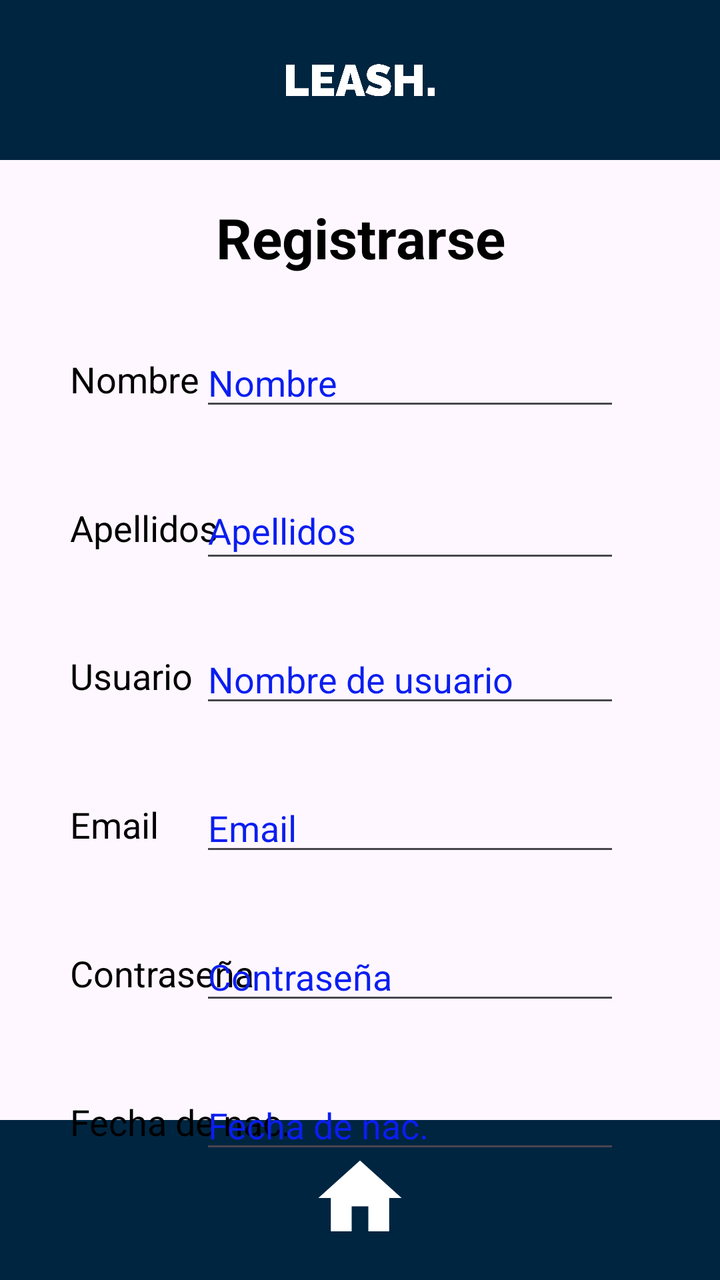
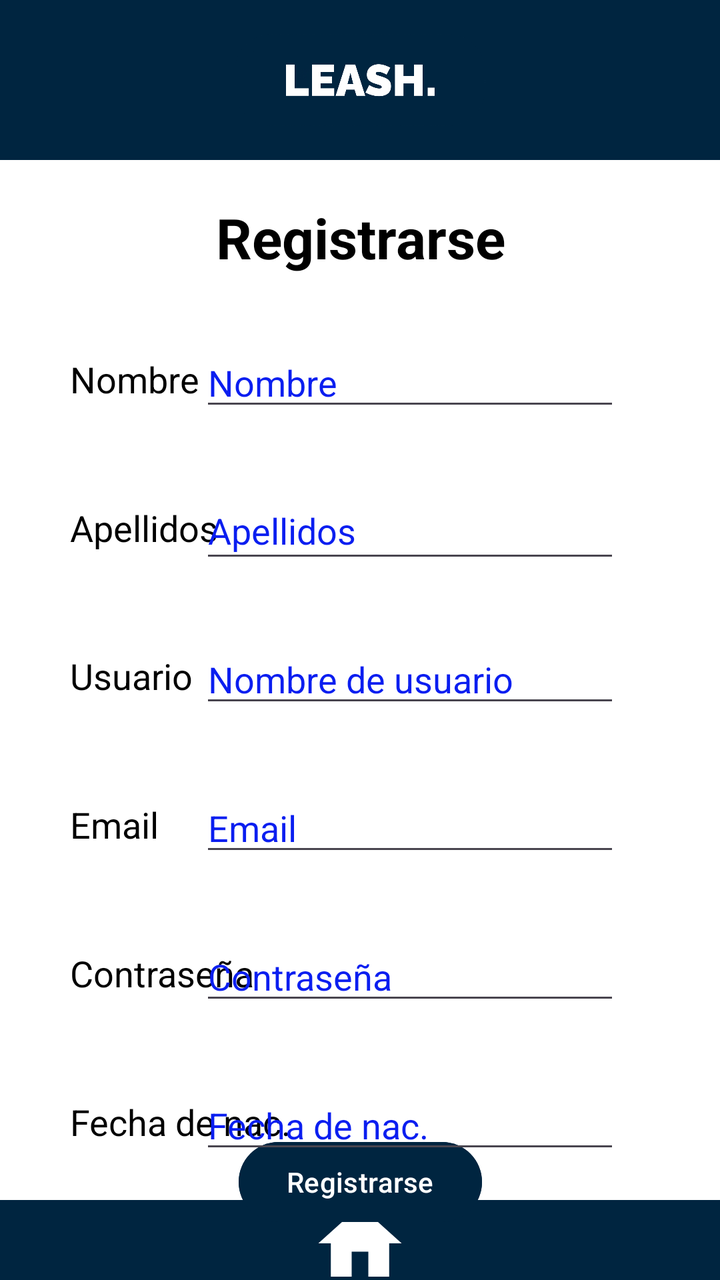

Compare the two renders of this Android layout. The source of the first and the diff that turns it into the second are given below.
<!-- AndroidManifest.xml: application theme Theme.Proyecto -->
<!-- res/layout/activity_registro.xml -->
<?xml version="1.0" encoding="utf-8"?>
<androidx.constraintlayout.widget.ConstraintLayout xmlns:android="http://schemas.android.com/apk/res/android"
    xmlns:app="http://schemas.android.com/apk/res-auto"
    xmlns:tools="http://schemas.android.com/tools"
    android:id="@+id/main"
    android:layout_width="match_parent"
    android:layout_height="match_parent"
    android:background="@color/Azul_Marino"
    tools:context=".Vistas.RegistroActivity">

    <androidx.appcompat.widget.Toolbar
        android:id="@+id/toolbar2"
        android:layout_width="413dp"
        android:layout_height="80dp"
        android:background="@color/Azul_Logo"
        android:minHeight="?attr/actionBarSize"
        android:theme="?attr/actionBarTheme"
        app:layout_constraintBottom_toBottomOf="parent"
        app:layout_constraintEnd_toEndOf="parent"
        app:layout_constraintHorizontal_bias="0.0"
        app:layout_constraintStart_toStartOf="parent" />

    <TextView
        android:id="@+id/tenerCuentaReg"
        android:layout_width="66dp"
        android:layout_height="48dp"
        android:drawableBottom="@drawable/home"
        android:textAlignment="center"
        android:textColor="@color/Azul_Oscuro"
        android:textSize="25sp"
        android:textStyle="bold"
        app:layout_constraintBottom_toBottomOf="@+id/toolbar2"
        app:layout_constraintEnd_toEndOf="parent"
        app:layout_constraintStart_toStartOf="@+id/toolbar2"
        app:layout_constraintTop_toTopOf="@+id/toolbar2" />

    <TextView
        android:id="@+id/txtnombre"
        android:layout_width="73dp"
        android:layout_height="wrap_content"
        android:layout_marginStart="35dp"
        android:layout_marginTop="40dp"
        android:text="@string/Nombre"
        android:textColor="@color/Negro"
        android:textSize="18sp"
        app:layout_constraintStart_toStartOf="parent"
        app:layout_constraintTop_toBottomOf="@+id/textView2" />

    <EditText
        android:id="@+id/editNombreReg"
        android:layout_width="wrap_content"
        android:layout_height="wrap_content"
        android:layout_marginEnd="50dp"
        android:ems="10"
        android:hint="@string/Nombre"
        android:inputType="text"
        android:textColor="@color/Negro"
        android:textColorHint="@color/Azul_Oscuro"
        android:textSize="18sp"
        app:layout_constraintBottom_toBottomOf="@+id/txtnombre"
        app:layout_constraintEnd_toEndOf="parent"
        app:layout_constraintTop_toTopOf="@+id/txtnombre" />

    <TextView
        android:id="@+id/txtApellidos"
        android:layout_width="wrap_content"
        android:layout_height="24dp"
        android:layout_marginStart="35dp"
        android:layout_marginTop="50dp"
        android:text="@string/Apellidos"
        android:textColor="@color/Negro"
        android:textSize="18sp"
        app:layout_constraintStart_toStartOf="parent"
        app:layout_constraintTop_toBottomOf="@+id/txtnombre" />

    <EditText
        android:id="@+id/editApellidosReg"
        android:layout_width="210dp"
        android:layout_height="45dp"
        android:layout_marginEnd="50dp"
        android:ems="10"
        android:hint="@string/Apellidos"
        android:inputType="text"
        android:textColor="@color/Negro"
        android:textColorHint="@color/Azul_Oscuro"
        android:textSize="18sp"
        app:layout_constraintBottom_toBottomOf="@+id/txtApellidos"
        app:layout_constraintEnd_toEndOf="parent"
        app:layout_constraintTop_toTopOf="@+id/txtApellidos" />

    <TextView
        android:id="@+id/txtUsuario"
        android:layout_width="wrap_content"
        android:layout_height="wrap_content"
        android:layout_marginStart="35dp"
        android:layout_marginTop="50dp"
        android:text="@string/usuario"
        android:textColor="@color/Negro"
        android:textSize="18sp"
        app:layout_constraintStart_toStartOf="parent"
        app:layout_constraintTop_toBottomOf="@+id/txtApellidos" />

    <EditText
        android:id="@+id/editUsuarioReg"
        android:layout_width="wrap_content"
        android:layout_height="wrap_content"
        android:layout_marginEnd="50dp"
        android:ems="10"
        android:hint="@string/nombreUsu"
        android:inputType="text"
        android:textColor="@color/Negro"
        android:textColorHint="@color/Azul_Oscuro"
        android:textSize="18sp"
        app:layout_constraintBottom_toBottomOf="@+id/txtUsuario"
        app:layout_constraintEnd_toEndOf="parent"
        app:layout_constraintTop_toTopOf="@+id/txtUsuario" />

    <TextView
        android:id="@+id/txtEmail"
        android:layout_width="wrap_content"
        android:layout_height="wrap_content"
        android:layout_marginStart="35dp"
        android:layout_marginTop="50dp"
        android:text="@string/Email"
        android:textColor="@color/Negro"
        android:textSize="18sp"
        app:layout_constraintStart_toStartOf="parent"
        app:layout_constraintTop_toBottomOf="@+id/txtUsuario" />

    <EditText
        android:id="@+id/editEmailReg"
        android:layout_width="wrap_content"
        android:layout_height="wrap_content"
        android:layout_marginEnd="50dp"
        android:ems="10"
        android:hint="@string/Email"
        android:inputType="text|textEmailAddress"
        android:textColor="@color/Negro"
        android:textColorHint="@color/Azul_Oscuro"
        android:textSize="18sp"
        app:layout_constraintBottom_toBottomOf="@+id/txtEmail"
        app:layout_constraintEnd_toEndOf="parent"
        app:layout_constraintTop_toTopOf="@+id/txtEmail" />

    <TextView
        android:id="@+id/textView"
        android:layout_width="wrap_content"
        android:layout_height="wrap_content"
        android:layout_marginStart="35dp"
        android:layout_marginTop="50dp"
        android:text="@string/contraseña"
        android:textColor="@color/Negro"
        android:textSize="18sp"
        app:layout_constraintStart_toStartOf="parent"
        app:layout_constraintTop_toBottomOf="@+id/txtEmail" />

    <EditText
        android:id="@+id/editPasswordReg"
        android:layout_width="wrap_content"
        android:layout_height="wrap_content"
        android:layout_marginEnd="50dp"
        android:ems="10"
        android:hint="@string/contraseña"
        android:inputType="text|textPassword"
        android:textColor="@color/Negro"
        android:textColorHint="@color/Azul_Oscuro"
        android:textSize="18sp"
        app:layout_constraintBottom_toBottomOf="@+id/textView"
        app:layout_constraintEnd_toEndOf="parent"
        app:layout_constraintTop_toTopOf="@+id/textView" />

    <androidx.appcompat.widget.Toolbar
        android:id="@+id/tbRegistro"
        android:layout_width="0dp"
        android:layout_height="80dp"
        android:background="@color/Azul_Logo"
        android:minHeight="?attr/actionBarSize"
        android:theme="?attr/actionBarTheme"
        app:layout_constraintEnd_toEndOf="parent"
        app:layout_constraintStart_toStartOf="parent"
        app:layout_constraintTop_toTopOf="parent" />

    <TextView
        android:id="@+id/textView2"
        android:layout_width="wrap_content"
        android:layout_height="wrap_content"
        android:layout_marginTop="20dp"
        android:text="@string/registrar"
        android:textAlignment="center"
        android:textColor="@color/Negro"
        android:textSize="28sp"
        android:textStyle="bold"
        app:layout_constraintEnd_toEndOf="parent"
        app:layout_constraintStart_toStartOf="parent"
        app:layout_constraintTop_toBottomOf="@+id/tbRegistro" />

    <Button
        android:id="@+id/btnRegistrar"
        android:layout_width="wrap_content"
        android:layout_height="wrap_content"
        android:backgroundTint="@color/Azul_Logo"
        android:text="@string/registrar"
        android:textColor="@color/Blanco"
        app:layout_constraintBottom_toTopOf="@+id/toolbar2"
        app:layout_constraintEnd_toEndOf="parent"
        app:layout_constraintStart_toStartOf="parent"
        app:layout_constraintTop_toBottomOf="@+id/editFechaReg" />

    <TextView
        android:id="@+id/textView3"
        android:layout_width="wrap_content"
        android:layout_height="wrap_content"
        android:layout_marginStart="35dp"
        android:layout_marginTop="50dp"
        android:text="@string/Fecha"
        android:textColor="@color/Negro"
        android:textSize="18sp"
        app:layout_constraintStart_toStartOf="parent"
        app:layout_constraintTop_toBottomOf="@+id/textView" />

    <EditText
        android:id="@+id/editFechaReg"
        android:layout_width="wrap_content"
        android:layout_height="wrap_content"
        android:layout_marginEnd="50dp"
        android:ems="10"
        android:hint="@string/Fecha"
        android:inputType="datetime|date"
        android:textColor="@color/Negro"
        android:textColorHint="@color/Azul_Oscuro"
        app:layout_constraintBottom_toBottomOf="@+id/textView3"
        app:layout_constraintEnd_toEndOf="parent"
        app:layout_constraintTop_toTopOf="@+id/textView3"
        android:textSize="18sp" />

    <ImageView
        android:id="@+id/imageView3"
        android:layout_width="0dp"
        android:layout_height="80dp"
        app:layout_constraintEnd_toEndOf="parent"
        app:layout_constraintStart_toStartOf="parent"
        app:layout_constraintTop_toTopOf="parent"
        app:srcCompat="@drawable/logo_transparente" />

</androidx.constraintlayout.widget.ConstraintLayout>
<!-- resources referenced by this layout -->
<resources>
  <color name="Azul_Logo">#002540</color>
  <color name="Azul_Oscuro">#0A1EF0</color>
  <color name="Blanco">#FFFFFFFF</color>
  <color name="Negro">#FF000000</color>
  <!-- drawable home (drawable) -->
  <vector xmlns:android="http://schemas.android.com/apk/res/android" android:height="50dp" android:tint="@color/Blanco" android:viewportHeight="24" android:viewportWidth="24" android:width="50dp">
        
      <path android:fillColor="@android:color/white" android:pathData="M10,20v-6h4v6h5v-8h3L12,3 2,12h3v8z"/>
      
  </vector>
  <!-- drawable logo_transparente: png bitmap (drawable, 154148 bytes) -->
  <string name="Apellidos">Apellidos</string>
  <string name="Email" translatable="false">Email</string>
  <string name="Fecha">Fecha de nac.</string>
  <string name="Nombre">Nombre</string>
  <string name="nombreUsu">Nombre de usuario</string>
  <string name="registrar">Registrarse</string>
  <string name="usuario">Usuario</string>
  <style name="Theme.Proyecto" parent="Base.Theme.Proyecto" />
  <style name="Base.Theme.Proyecto" parent="Theme.Material3.DayNight.NoActionBar">
          
          
      </style>
</resources>

<!-- the commit's change to res/layout/activity_registro.xml (unified diff, before → after) -->
@@ -5,13 +5,13 @@
     android:id="@+id/main"
     android:layout_width="match_parent"
     android:layout_height="match_parent"
-    android:background="@color/Azul_Marino"
+    android:background="@color/Blanco"
     tools:context=".Vistas.RegistroActivity">
 
     <androidx.appcompat.widget.Toolbar
         android:id="@+id/toolbar2"
         android:layout_width="413dp"
-        android:layout_height="80dp"
+        android:layout_height="40dp"
         android:background="@color/Azul_Logo"
         android:minHeight="?attr/actionBarSize"
         android:theme="?attr/actionBarTheme"
@@ -22,8 +22,8 @@
 
     <TextView
         android:id="@+id/tenerCuentaReg"
-        android:layout_width="66dp"
-        android:layout_height="48dp"
+        android:layout_width="102dp"
+        android:layout_height="53dp"
         android:drawableBottom="@drawable/home"
         android:textAlignment="center"
         android:textColor="@color/Azul_Oscuro"
@@ -47,7 +47,7 @@
         app:layout_constraintTop_toBottomOf="@+id/textView2" />
 
     <EditText
-        android:id="@+id/editNombreReg"
+        android:id="@+id/editNombreEd"
         android:layout_width="wrap_content"
         android:layout_height="wrap_content"
         android:layout_marginEnd="50dp"
@@ -74,7 +74,7 @@
         app:layout_constraintTop_toBottomOf="@+id/txtnombre" />
 
     <EditText
-        android:id="@+id/editApellidosReg"
+        android:id="@+id/editApellidosEd"
         android:layout_width="210dp"
         android:layout_height="45dp"
         android:layout_marginEnd="50dp"
@@ -101,7 +101,7 @@
         app:layout_constraintTop_toBottomOf="@+id/txtApellidos" />
 
     <EditText
-        android:id="@+id/editUsuarioReg"
+        android:id="@+id/editUsuarioEd"
         android:layout_width="wrap_content"
         android:layout_height="wrap_content"
         android:layout_marginEnd="50dp"
@@ -128,7 +128,7 @@
         app:layout_constraintTop_toBottomOf="@+id/txtUsuario" />
 
     <EditText
-        android:id="@+id/editEmailReg"
+        android:id="@+id/editEmailEd"
         android:layout_width="wrap_content"
         android:layout_height="wrap_content"
         android:layout_marginEnd="50dp"
@@ -155,7 +155,7 @@
         app:layout_constraintTop_toBottomOf="@+id/txtEmail" />
 
     <EditText
-        android:id="@+id/editPasswordReg"
+        android:id="@+id/editPasswordEd"
         android:layout_width="wrap_content"
         android:layout_height="wrap_content"
         android:layout_marginEnd="50dp"
@@ -177,6 +177,7 @@
         android:minHeight="?attr/actionBarSize"
         android:theme="?attr/actionBarTheme"
         app:layout_constraintEnd_toEndOf="parent"
+        app:layout_constraintHorizontal_bias="1.0"
         app:layout_constraintStart_toStartOf="parent"
         app:layout_constraintTop_toTopOf="parent" />
 
@@ -228,18 +229,19 @@
         android:inputType="datetime|date"
         android:textColor="@color/Negro"
         android:textColorHint="@color/Azul_Oscuro"
+        android:textSize="18sp"
         app:layout_constraintBottom_toBottomOf="@+id/textView3"
         app:layout_constraintEnd_toEndOf="parent"
-        app:layout_constraintTop_toTopOf="@+id/textView3"
-        android:textSize="18sp" />
+        app:layout_constraintTop_toTopOf="@+id/textView3" />
 
     <ImageView
-        android:id="@+id/imageView3"
+        android:id="@+id/imageView6"
         android:layout_width="0dp"
-        android:layout_height="80dp"
-        app:layout_constraintEnd_toEndOf="parent"
-        app:layout_constraintStart_toStartOf="parent"
-        app:layout_constraintTop_toTopOf="parent"
-        app:srcCompat="@drawable/logo_transparente" />
+        android:layout_height="0dp"
+        android:src="@drawable/logo3"
+        app:layout_constraintBottom_toBottomOf="@+id/tbRegistro"
+        app:layout_constraintEnd_toEndOf="@+id/tbRegistro"
+        app:layout_constraintStart_toStartOf="parent"
+        app:layout_constraintTop_toTopOf="parent" />
 
 </androidx.constraintlayout.widget.ConstraintLayout>
<!-- resource entries referenced after the edit -->
@@ -10,7 +10,7 @@
       <path android:fillColor="@android:color/white" android:pathData="M10,20v-6h4v6h5v-8h3L12,3 2,12h3v8z"/>
       
   </vector>
-  <!-- drawable logo_transparente: png bitmap (drawable, 154148 bytes) -->
+  <!-- drawable logo3: png bitmap (drawable, 65591 bytes) -->
   <string name="Apellidos">Apellidos</string>
   <string name="Email" translatable="false">Email</string>
   <string name="Fecha">Fecha de nac.</string>
@@ -21,7 +21,7 @@
   <style name="Theme.Proyecto" parent="Base.Theme.Proyecto" />
   <style name="Base.Theme.Proyecto" parent="Theme.Material3.DayNight.NoActionBar">
           
-          
+          <item name="colorPrimary">@color/Azul_Logo</item>
       </style>
 </resources>
 
